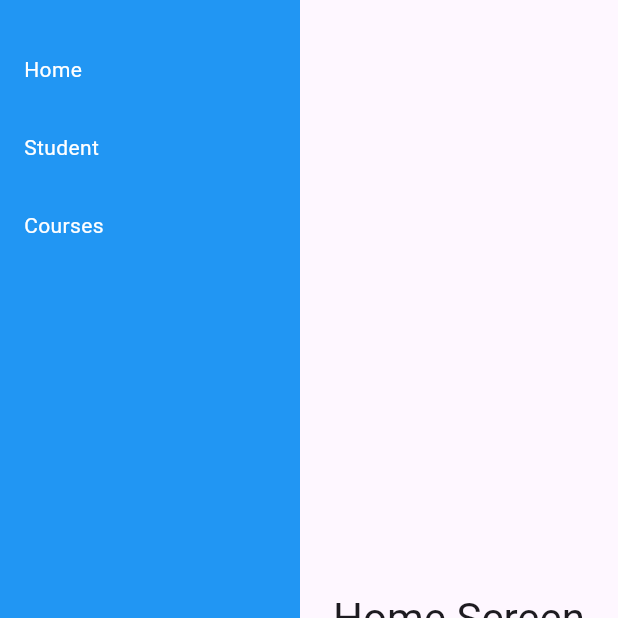
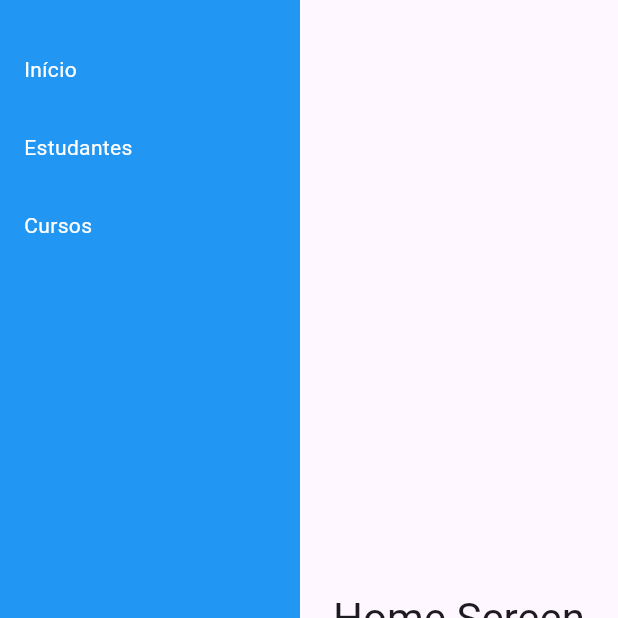
Before and after one commit to matheusperezz/vr-flutter, a Flutter app: the screen it shows after launch, on a phone screen of 412 x 824 dp, the top half of it. Run offline on Flutter 3.47's test engine with Material 3 defaults, Android fonts, the phone set to English and light mode, and no system bars; our stand-ins replace flutter_mobx, flutter_modular, mobx; generated files the repository leaves out were written again.

Commit message:
courses page listing wiith service

```diff
--- a/lib/main.dart
+++ b/lib/main.dart
@@ -34,15 +34,15 @@ class _MyAppState extends State<MyApp> {
                 child: Column(
                   crossAxisAlignment: CrossAxisAlignment.start,
                   children: [
-                    SizedBox(height: 20.0),
+                    const SizedBox(height: 20.0),
                     InkWell(
                       onTap: () {
                         Modular.to.navigate(AppRoutes.home);
                       },
-                      child: Padding(
-                        padding: const EdgeInsets.all(16.0),
+                      child: const Padding(
+                        padding: EdgeInsets.all(16.0),
                         child: Text(
-                          'Home',
+                          'Início',
                           style: TextStyle(color: Colors.white),
                         ),
                       ),
@@ -51,10 +51,10 @@ class _MyAppState extends State<MyApp> {
                       onTap: () {
                         Modular.to.navigate(AppRoutes.student);
                       },
-                      child: Padding(
-                        padding: const EdgeInsets.all(16.0),
+                      child: const Padding(
+                        padding: EdgeInsets.all(16.0),
                         child: Text(
-                          'Student',
+                          'Estudantes',
                           style: TextStyle(color: Colors.white),
                         ),
                       ),
@@ -63,10 +63,10 @@ class _MyAppState extends State<MyApp> {
                       onTap: () {
                         Modular.to.navigate(AppRoutes.course);
                       },
-                      child: Padding(
-                        padding: const EdgeInsets.all(16.0),
+                      child: const Padding(
+                        padding: EdgeInsets.all(16.0),
                         child: Text(
-                          'Courses',
+                          'Cursos',
                           style: TextStyle(color: Colors.white),
                         ),
                       ),
--- a/lib/modules/app_module.dart
+++ b/lib/modules/app_module.dart
@@ -1,6 +1,6 @@
 import 'package:flutter_modular/flutter_modular.dart';
 import 'package:vr_application/_core/routes_names.dart';
-import 'package:vr_application/course/course_screen.dart';
+import 'package:vr_application/course/screens/course_screen.dart';
 
 import '../home/home_screen.dart';
 import '../student/student_screen.dart';
--- a/lib/modules/home_module.dart
+++ b/lib/modules/home_module.dart
@@ -1,7 +1,7 @@
 import 'package:flutter_modular/flutter_modular.dart';
 
 import '../_core/routes_names.dart';
-import '../course/course_screen.dart';
+import '../course/screens/course_screen.dart';
 import '../home/home_screen.dart';
 import '../student/student_screen.dart';
 
--- a/pubspec.yaml
+++ b/pubspec.yaml
@@ -38,6 +38,7 @@ dependencies:
   mobx: ^2.1.3+1
   flutter_mobx: ^2.0.6+5
   provider: ^6.0.5
+  http: ^1.2.0
 
 dev_dependencies:
   flutter_test:
```
Also changed, not shown: lib/_core/models/course.dart (added, +44 -0 lines), lib/_core/models/student.dart (added, +21 -0 lines), lib/course/screens/course_screen.dart (renamed from lib/course/course_screen.dart, +3 -6 lines), lib/course/service/course_service.dart (added, +21 -0 lines), lib/course/store/course_store.dart (added, +22 -0 lines), lib/course/widgets/course_list.dart (added, +46 -0 lines), lib/course/store/course_store.g.dart (added), pubspec.lock.
